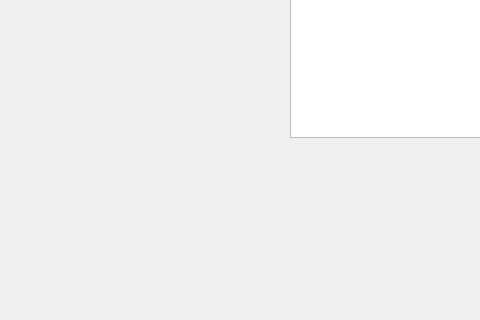
Kupsztajn/Jipp, file Pacjenci/Pacjenci.ui: the form before one commit; both pictures show x 0 to 480 and y 280 to 600 of the 706 by 600 pixel window.
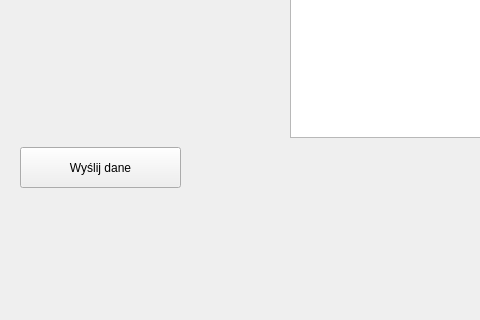
The form after the commit.

Commit message: dodano funkcje zapisu do pliku

Patch:
```diff
--- a/Pacjenci/Pacjenci.ui
+++ b/Pacjenci/Pacjenci.ui
@@ -69,6 +69,19 @@
      </rect>
     </property>
    </widget>
+   <widget class="QPushButton" name="pushButton">
+    <property name="geometry">
+     <rect>
+      <x>20</x>
+      <y>410</y>
+      <width>161</width>
+      <height>41</height>
+     </rect>
+    </property>
+    <property name="text">
+     <string>Wyślij dane</string>
+    </property>
+   </widget>
   </widget>
   <widget class="QMenuBar" name="menuBar">
    <property name="geometry">
```
Left out of the diff: 17 changed lines with no effect on the pictures. The commit also changes 2 other files.
